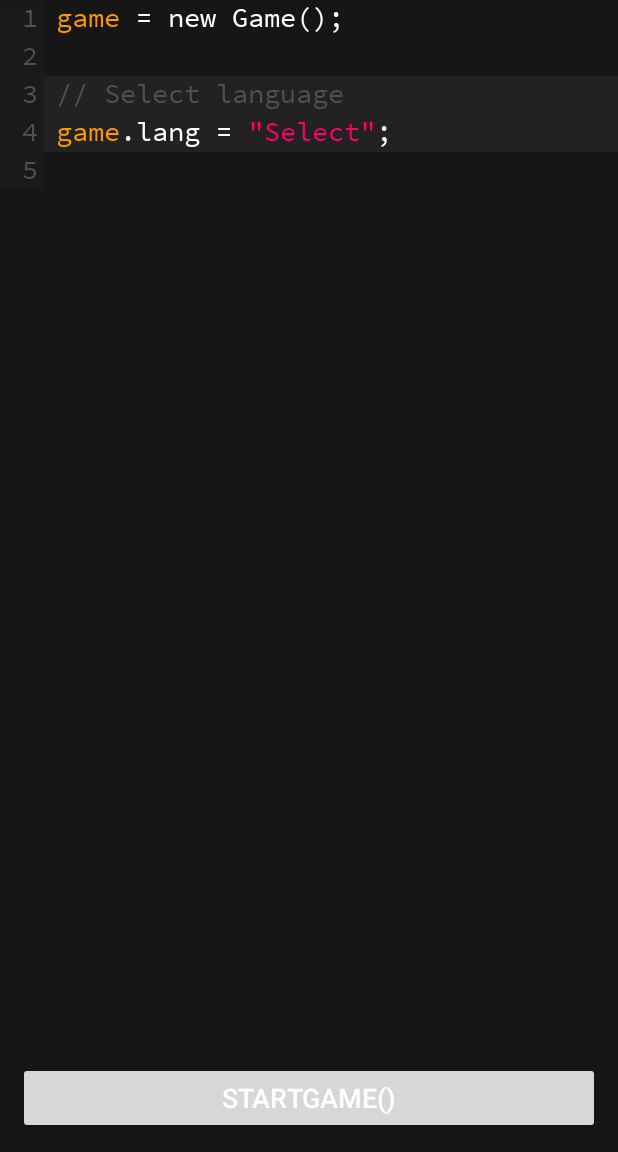
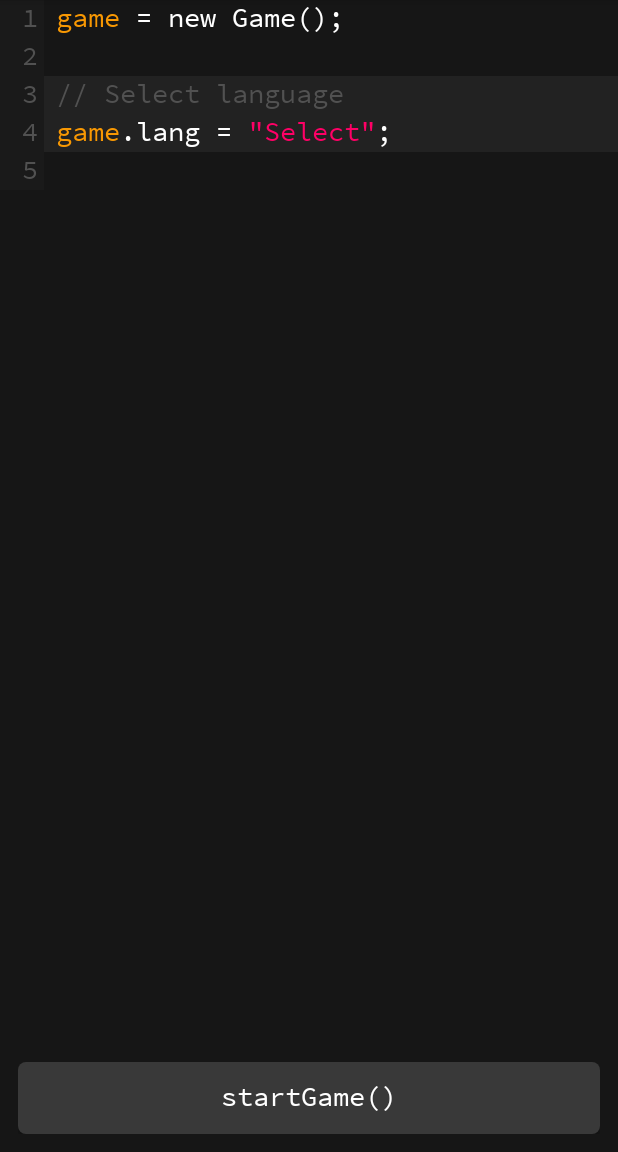
Before and after one commit to DylanRedfield/Micopi, an Android app: the NewGameFragment screen opened directly, with no data from a screen before it, on a phone screen of 412 x 824 dp, the part 84-1236 px from its top. Run offline under Robolectric (Android 15) with nearby library versions, the phone set to English and light mode, and no system bars; libraries missing offline, so code that uses them is left out: uk.co.chrisjenx; 1 statement that could not run was skipped.

Commit message:
Select lang in new NewGameFragment working

```diff
--- a/app/src/main/java/me/dylanredfield/micopi/dialog/NewGameDialog.java
+++ b/app/src/main/java/me/dylanredfield/micopi/dialog/NewGameDialog.java
@@ -80,7 +80,7 @@ public class NewGameDialog extends DialogFragment {
         mLabel.setTypeface(mFont);
         mFindGame.setTypeface(mFont);
         mInviteFriends.setTypeface(mFont);
-        mLabel.setText("// NewGame");
+        mLabel.setText("//NewGame");
 
         mProgressDialog = new ProgressDialog(mActivity);
         mProgressDialog.setMessage("Loading...");
@@ -101,6 +101,9 @@ public class NewGameDialog extends DialogFragment {
                 mView.findViewById(R.id.default_layout).setVisibility(View.GONE);
                 mView.findViewById(R.id.select_lang_layout).setVisibility(View.VISIBLE);
 
+                TextView mNewLabel = (TextView) mView.findViewById(R.id.label_select_lang);
+                mNewLabel.setTypeface(mFont);
+                mNewLabel.setText("//Language");
                 queryLanguageTable();
             }
         });
--- a/app/src/main/java/me/dylanredfield/micopi/fragment/FriendsFragment.java
+++ b/app/src/main/java/me/dylanredfield/micopi/fragment/FriendsFragment.java
@@ -82,6 +82,9 @@ public class FriendsFragment extends Fragment {
     public void queryParse() {
         // TODO speed this query up by doing async
         mFriendsList = mCurrentUser.getList(Keys.FRIENDS_ARR);
+        mCurrentUser.fetchInBackground(new GetCallback<ParseObject>() {
+            @Override
+            public void done(ParseObject parseObject, ParseException e) {
                 for (int i = 0; i < mFriendsList.size(); i++) {
                     if (i == mFriendsList.size() - 1) {
                         mFriendsList.get(i).fetchIfNeededInBackground(new GetCallback<ParseObject>() {
@@ -100,6 +103,9 @@ public class FriendsFragment extends Fragment {
                 if (mFriendsList.size() == 0) {
                     inviteQuery();
                 }
+            }
+        });
+
 
     }
 
--- a/app/src/main/java/me/dylanredfield/micopi/fragment/NewGameFragment.java
+++ b/app/src/main/java/me/dylanredfield/micopi/fragment/NewGameFragment.java
@@ -7,6 +7,8 @@ import android.text.Html;
 import android.view.LayoutInflater;
 import android.view.View;
 import android.view.ViewGroup;
+import android.widget.Button;
+import android.widget.LinearLayout;
 import android.widget.TextView;
 
 import com.parse.FindCallback;
@@ -21,7 +23,6 @@ import java.util.List;
 
 import me.dylanredfield.micopi.R;
 import me.dylanredfield.micopi.dialog.SelectLangDialog;
-import me.dylanredfield.micopi.ui.InviteToGameAdapter;
 import me.dylanredfield.micopi.util.Helpers;
 import me.dylanredfield.micopi.util.Keys;
 
@@ -32,6 +33,12 @@ public class NewGameFragment extends Fragment {
     private ParseObject mNewGame;
     private List<ParseObject> mFriendsList;
     private SelectLangDialog mLangDialog;
+    private Button mStartGame;
+    private LinearLayout mLayout2;
+    private LinearLayout mLayout3;
+    private TextView mSelectPlayersLabel;
+    private TextView mSelectPlayers;
+
 
     @Override
     public View onCreateView(LayoutInflater inflater, ViewGroup viewGroup, Bundle savedInstance) {
@@ -78,7 +85,42 @@ public class NewGameFragment extends Fragment {
                 "" + getResources().getColor(R.color.text_orange)) + ".lang = "
                 + Helpers.getHtmlString("\"Select\"", ""
                 + getResources().getColor(R.color.lang_pink)) + ";"));
+
+        mSelectPlayersLabel = (TextView) mView.findViewById(R.id.select_players_label);
+        mSelectPlayersLabel.setTypeface(mFont);
+
+        mSelectPlayers = (TextView) mView.findViewById(R.id.select_players);
+        mSelectPlayers.setTypeface(mFont);
+
+        mSelectPlayers.setText(
+                Html.fromHtml(
+                        Helpers.getHtmlString("game", ""
+                                + getResources().getColor(R.color.text_orange))
+                                + ".players = ["
+                                + Helpers.getHtmlString("Select", ""
+                                + getResources().getColor(R.color.text_blue))
+                                + "];"
+                )
+        );
+
+        mNewGame = ParseObject.create(Keys.KEY_GAME);
+        mNewGame.put(Keys.DESIRED_NUM_PLAYERS, 4);
+        mNewGame.put(Keys.HAS_STARTED_BOOL, false);
+        mNewGame.put(Keys.INVITE_STARTER_POINT, ParseUser.getCurrentUser());
+        mNewGame.put(Keys.IS_OVER_BOOL, false);
+        mNewGame.put(Keys.IS_PUBLIC_BOOL, false);
+        mNewGame.put(Keys.IS_INVITE_BOOL, true);
+        mNewGame.put(Keys.NUM_PLAYERS_NUM, 1);
+
+        mLayout2 = (LinearLayout) mView.findViewById(R.id.layout_2);
+        mLayout3 = (LinearLayout) mView.findViewById(R.id.layout_3);
+
+        mStartGame = (Button) mView.findViewById(R.id.start_game);
+        mStartGame.setTypeface(mFont);
+
         mLangDialog = SelectLangDialog.newInstance();
+        mLangDialog.setTargetFragment(this, 1);
+
         mSelectLang.setOnClickListener(new View.OnClickListener() {
             @Override
             public void onClick(View view) {
@@ -86,6 +128,7 @@ public class NewGameFragment extends Fragment {
             }
         });
     }
+
     public void queryParse() {
         ParseQuery<ParseObject> langQuery = new ParseQuery<ParseObject>(Keys.KEY_LANGUAGE);
         langQuery.findInBackground(new FindCallback<ParseObject>() {
@@ -113,4 +156,16 @@ public class NewGameFragment extends Fragment {
         return mNewGame;
     }
 
+    public TextView getSelectLang() {
+        return mSelectLang;
+    }
+
+    public LinearLayout getLayout2() {
+        return mLayout2;
+    }
+
+    public LinearLayout getLayout3() {
+        return mLayout2;
+    }
+
 }
--- a/app/src/main/res/layout/fragment_new_game.xml
+++ b/app/src/main/res/layout/fragment_new_game.xml
@@ -73,10 +73,10 @@
             <TextView
                 android:id="@+id/select_lang_label"
                 android:layout_width="match_parent"
+                android:layout_height="wrap_content"
+                android:background="@color/light_grey"
+                android:paddingStart="8dp"
                 android:text="@string/select_lang_label"
-                android:background="@color/light_grey"
-                android:layout_height="wrap_content"
-                android:paddingStart="8dp"
                 android:textColor="@color/text_light_grey"
                 android:textSize="18sp" />
         </LinearLayout>
@@ -127,8 +127,14 @@
         </LinearLayout>
 
         <LinearLayout
+            android:id="@+id/layout_2"
+            android:visibility="gone"
             android:layout_width="match_parent"
-            android:visibility="gone"
+            android:layout_height="wrap_content"
+            android:orientation="vertical">
+
+            <LinearLayout
+                android:layout_width="match_parent"
                 android:layout_height="wrap_content"
                 android:orientation="horizontal">
 
@@ -144,11 +150,12 @@
                     android:textSize="18sp" />
 
                 <TextView
-                android:id="@+id/challenge_label"
+                    android:id="@+id/select_players_label"
                     android:layout_width="match_parent"
                     android:layout_height="wrap_content"
-                android:background="@color/dark_grey"
+                    android:background="@color/light_grey"
                     android:paddingStart="8dp"
+                    android:text="@string/select_players_label"
                     android:textColor="@color/text_light_grey"
                     android:textSize="18sp" />
             </LinearLayout>
@@ -156,7 +163,6 @@
             <LinearLayout
                 android:layout_width="match_parent"
                 android:layout_height="wrap_content"
-            android:visibility="gone"
                 android:orientation="horizontal">
 
                 <TextView
@@ -171,10 +177,10 @@
                     android:textSize="18sp" />
 
                 <TextView
-                android:id="@+id/challenge"
+                    android:id="@+id/select_players"
                     android:layout_width="match_parent"
                     android:layout_height="wrap_content"
-                android:background="@color/dark_grey"
+                    android:background="@color/light_grey"
                     android:paddingStart="8dp"
                     android:textColor="@color/white"
                     android:textSize="18sp" />
@@ -183,7 +189,6 @@
             <LinearLayout
                 android:layout_width="match_parent"
                 android:layout_height="wrap_content"
-            android:visibility="gone"
                 android:orientation="horizontal">
 
                 <TextView
@@ -198,11 +203,18 @@
                     android:textSize="18sp" />
 
             </LinearLayout>
+        </LinearLayout>
+
+        <LinearLayout
+            android:id="@+id/layout_3"
+            android:visibility="gone"
+            android:orientation="vertical"
+            android:layout_width="match_parent"
+            android:layout_height="wrap_content">
 
             <LinearLayout
                 android:layout_width="match_parent"
                 android:layout_height="wrap_content"
-            android:visibility="gone"
                 android:orientation="horizontal">
 
                 <TextView
@@ -217,7 +229,7 @@
                     android:textSize="18sp" />
 
                 <TextView
-                android:id="@+id/select_players_label"
+                    android:id="@+id/select_difficult_label"
                     android:layout_width="match_parent"
                     android:layout_height="wrap_content"
                     android:background="@color/dark_grey"
@@ -229,7 +241,6 @@
             <LinearLayout
                 android:layout_width="match_parent"
                 android:layout_height="wrap_content"
-            android:visibility="gone"
                 android:orientation="horizontal">
 
                 <TextView
@@ -241,10 +252,10 @@
                     android:paddingStart="4dp"
                     android:text="10"
                     android:textColor="@color/text_light_grey"
-                android:textSize="18sp"/>
+                    android:textSize="18sp" />
 
                 <TextView
-                android:id="@+id/select_players"
+                    android:id="@+id/select_difficulty"
                     android:layout_width="match_parent"
                     android:layout_height="wrap_content"
                     android:background="@color/dark_grey"
@@ -256,7 +267,6 @@
             <LinearLayout
                 android:layout_width="match_parent"
                 android:layout_height="wrap_content"
-            android:visibility="gone"
                 android:orientation="horizontal">
 
                 <TextView
@@ -272,17 +282,23 @@
             </LinearLayout>
 
         </LinearLayout>
+
+    </LinearLayout>
+
     <LinearLayout
         android:layout_width="match_parent"
-        android:padding="12dp"
         android:layout_height="wrap_content"
-        android:layout_weight="0">
+        android:layout_weight="0"
+        android:padding="12dp">
+
         <Button
             android:id="@+id/start_game"
+            android:layout_width="match_parent"
+            android:layout_height="wrap_content"
+            android:background="@drawable/round_courner_rect"
             android:text="@string/start_game"
+            android:textAllCaps="false"
             android:textColor="@color/white"
-            android:textSize="18sp"
-            android:layout_width="match_parent"
-            android:layout_height="wrap_content" />
+            android:textSize="18sp" />
     </LinearLayout>
 </LinearLayout>
--- a/app/src/main/res/layout/row_select_lang.xml
+++ b/app/src/main/res/layout/row_select_lang.xml
@@ -1,7 +1,6 @@
 <?xml version="1.0" encoding="utf-8"?>
 <LinearLayout xmlns:android="http://schemas.android.com/apk/res/android"
     android:layout_width="match_parent"
-    android:background="@color/light_grey"
     android:layout_height="match_parent"
     android:orientation="horizontal">
 
--- a/app/src/main/res/values/strings.xml
+++ b/app/src/main/res/values/strings.xml
@@ -16,6 +16,7 @@
     <string name="language_label">setLanguage()</string>
     <string name="invite_friends">inviteFriends()</string>
     <string name="accept">accept()</string>
+    <string name="select_players_label">// Select players</string>
     <string name="decline">decline()</string>
     <string name="hello_world">Hello world!</string>
     <string name="action_settings">Settings</string>
```
Also changed, not shown: app/src/main/java/me/dylanredfield/micopi/dialog/AbstractListViewDialog.java (+21 -0 lines), app/src/main/java/me/dylanredfield/micopi/dialog/AcceptFriendDialog.java (+5 -4 lines), app/src/main/java/me/dylanredfield/micopi/dialog/InviteToGameDialog.java (deleted, +0 -100 lines), app/src/main/java/me/dylanredfield/micopi/dialog/SelectLangDialog.java (+24 -1 lines), app/src/main/java/me/dylanredfield/micopi/dialog/SelectPlayersDialog.java (added, +17 -0 lines), app/src/main/java/me/dylanredfield/micopi/ui/InviteToGameAdapter.java (deleted, +0 -69 lines), app/src/main/res/layout/dialog_invite_to_game.xml (deleted, +0 -66 lines), app/src/main/res/layout/dialog_list_view.xml (+12 -2 lines). Lines whose indentation alone changed are shown as unchanged.
